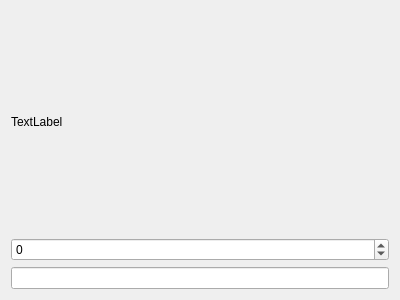
Old version of the form View/frontend/UI/camera_only.ui in the repository FranciscoGauna/Microscopy-Program.
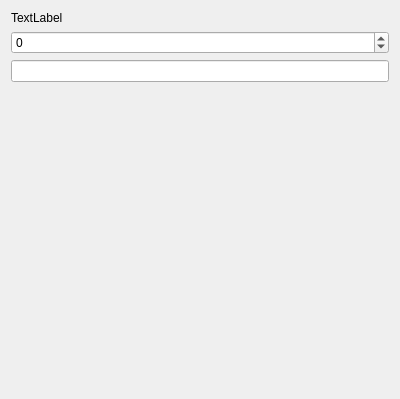
New version of the form.

```diff
--- a/View/frontend/UI/camera_only.ui
+++ b/View/frontend/UI/camera_only.ui
@@ -7,7 +7,7 @@
     <x>0</x>
     <y>0</y>
     <width>400</width>
-    <height>300</height>
+    <height>399</height>
    </rect>
   </property>
   <property name="windowTitle">
@@ -42,6 +42,19 @@
      </item>
     </layout>
    </item>
+   <item row="1" column="0">
+    <spacer name="verticalSpacer">
+     <property name="orientation">
+      <enum>Qt::Vertical</enum>
+     </property>
+     <property name="sizeHint" stdset="0">
+      <size>
+       <width>20</width>
+       <height>40</height>
+      </size>
+     </property>
+    </spacer>
+   </item>
   </layout>
  </widget>
  <resources/>
```
